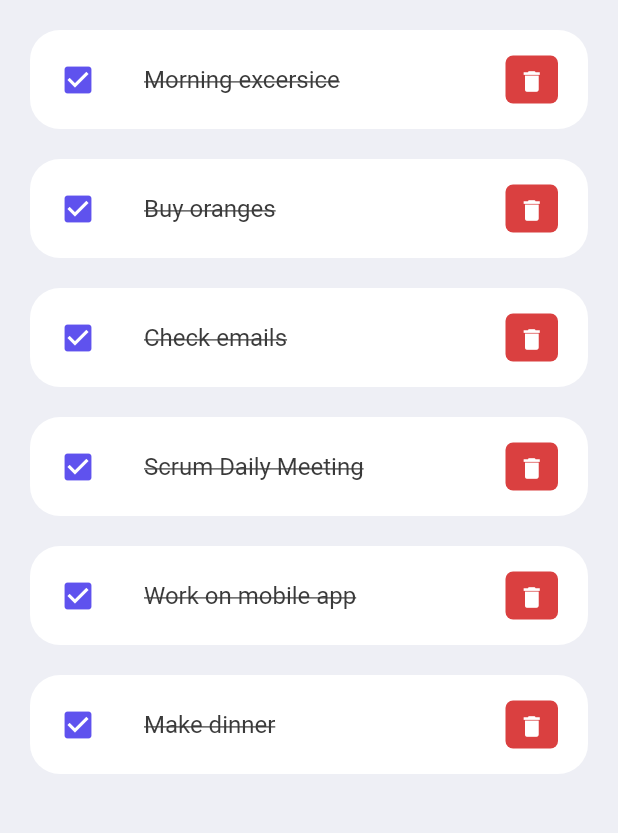
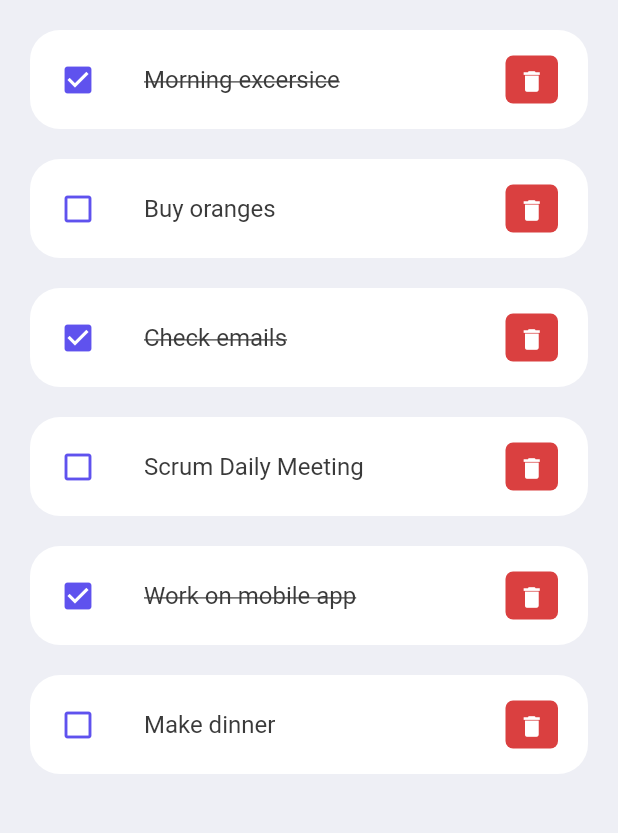
Before and after one commit to Luis501Angel/todo_app, a Flutter app: the screen it shows after launch, on a phone screen of 412 x 824 dp, the part 306-1139 px from its top. Run offline on Flutter 3.47's test engine with Material 2 defaults, Android fonts, the phone set to English and light mode, and no system bars.

Commit message:
feat: agrega diseño de check

```diff
--- a/lib/model/todo.dart
+++ b/lib/model/todo.dart
@@ -12,11 +12,11 @@ class ToDo {
   static List<ToDo> todoList() {
     return [
       ToDo(id: 1 , text: 'Morning excersice', isDone: true),
-      ToDo(id: 2, text: 'Buy oranges', isDone: false),
+      ToDo(id: 2, text: 'Buy oranges', ),
       ToDo(id: 3, text: 'Check emails', isDone: true),
-      ToDo(id: 4, text: 'Scrum Daily Meeting', isDone: true),
-      ToDo(id: 5, text: 'Work on mobile app', isDone: false),
-      ToDo(id: 6, text: 'Make dinner', isDone: false),
+      ToDo(id: 4, text: 'Scrum Daily Meeting', ),
+      ToDo(id: 5, text: 'Work on mobile app', isDone: true),
+      ToDo(id: 6, text: 'Make dinner', ),
     ];
   }
  }
--- a/lib/widgets/todo_item.dart
+++ b/lib/widgets/todo_item.dart
@@ -20,16 +20,16 @@ class ToDoItem extends StatelessWidget {
         shape: RoundedRectangleBorder(borderRadius: BorderRadius.circular(20)),
         contentPadding: const EdgeInsets.symmetric(horizontal: 20, vertical: 5),
         tileColor: Colors.white,
-        leading: const Icon(
-          Icons.check_box,
+        leading: Icon(
+          toDo.isDone ? Icons.check_box : Icons.check_box_outline_blank,
           color: tdBlue,
         ),
         title: Text(
           toDo.text!,
-          style: const TextStyle(
+          style: TextStyle(
               fontSize: 16,
               color: tdBlack,
-              decoration: TextDecoration.lineThrough),
+              decoration: toDo.isDone? TextDecoration.lineThrough : null),
         ),
         trailing: Container(
           padding: const EdgeInsets.all(0),
```
